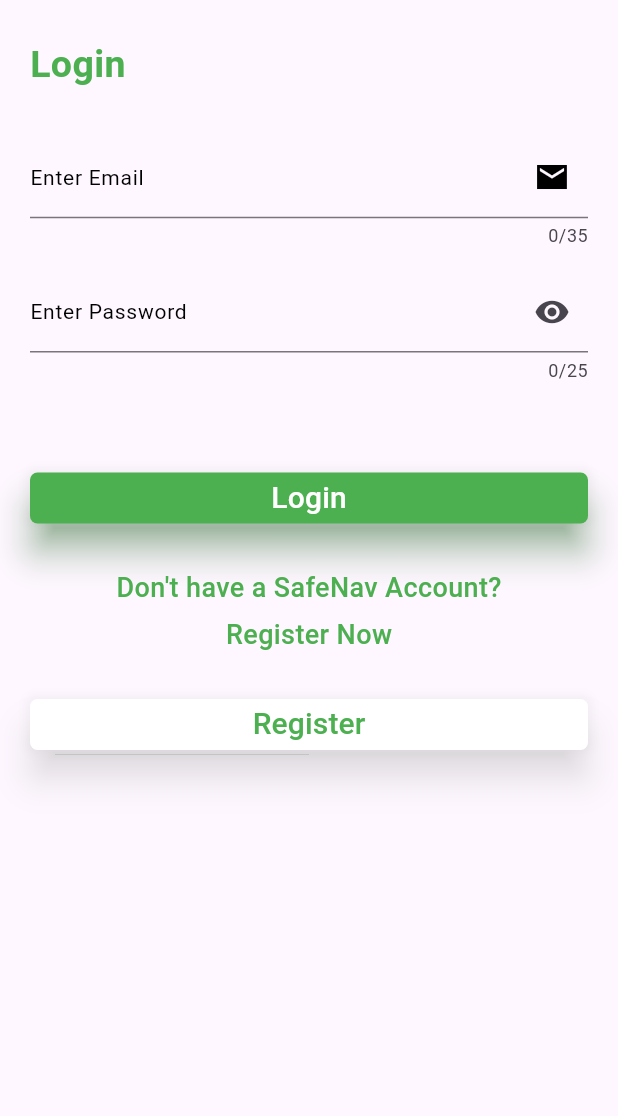
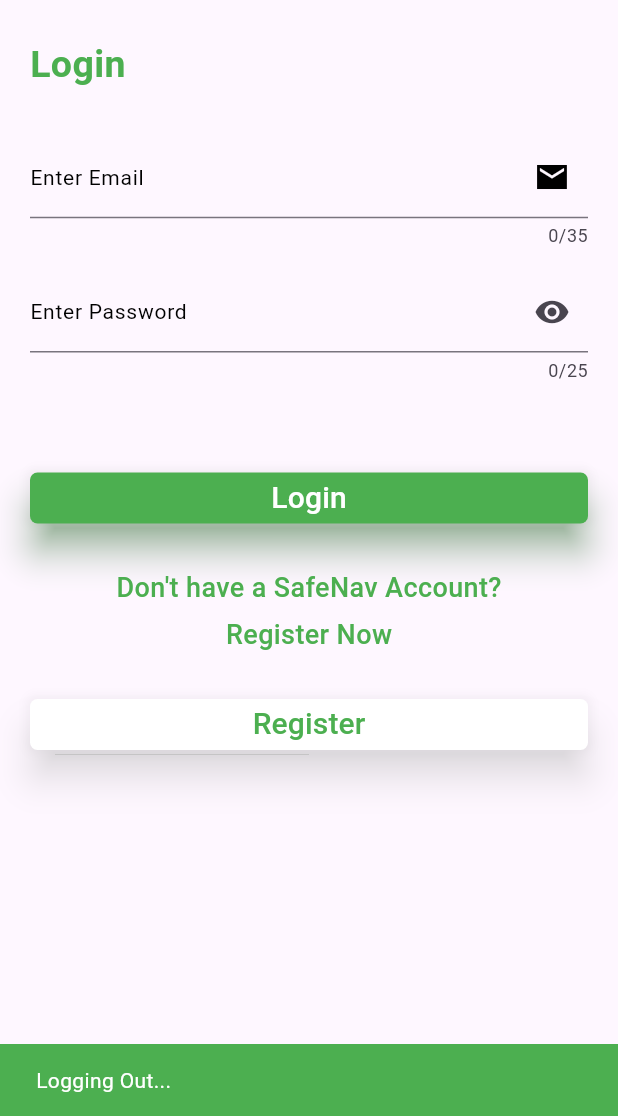
Before and after one commit to TaimoorTech/FYP-Project, a Flutter app: the HomeScreen screen opened directly, in the side drawer, after a tap on "Log Out", on a phone screen of 412 x 824 dp, the part 120-1236 px from its top. Run offline on Flutter 3.47's test engine with Material 3 defaults, Android fonts, the phone set to English and light mode, and no system bars; our stand-ins replace bloc, connectivity_plus, flutter_bloc, sqflite; missing offline and left inert: dart:ffi, email_auth, mailer, postgres; accounts and stored records are empty.

Commit message:
"Some new Text Constants added and minimal changes in Home Screen"

```diff
--- a/lib/pages/homeScreen.dart
+++ b/lib/pages/homeScreen.dart
@@ -75,7 +75,7 @@ class _HomeScreenState extends State<HomeScreen> {
                 backgroundColor: Colors.white,
                 title: Container(
                   margin: EdgeInsets.only(left: MediaQuery.of(context).size.width*0.15),
-                  child: Text("Home Screen", style: TextStyle(
+                  child: Text(Constants.homeScreenText, style: TextStyle(
                     color: Colors.black,
                     fontWeight: FontWeight.w900,
                   )),
--- a/lib/utils/constants.dart
+++ b/lib/utils/constants.dart
@@ -39,6 +39,7 @@ class Constants {
   static const String userSuccessfullyLoggingText = "User Successfully Logged In...";
   static const String userUnSuccessfullyLoggingText = "Login Failed. Wrong Email or Username...";
   static const String userLoginInText = "Logging In...";
+  static const String userLogOutText = "Logging Out...";
 
   //screenTexts
   static const String createAccountText= "Create Account";
@@ -47,10 +48,13 @@ class Constants {
   static const String doNotHaveAccountText = "Don't have a SafeNav Account?";
   static const String registerNowText = "Register Now";
   static const String loginText = "Login";
+  static const String homeScreenText = "Home Screen";
+  static const String homeDrawerOptionsText = "Options";
 
   //ButtonTexts
   static const String registerButtonText = "Register";
   static const String loginButtonText = "Login";
+  static const String logOutButtonText = "Log Out";
   static const String getVerificationCodeButtonText = "Get Verification Code";
   static const String confirmVerificationCodeButtonText = "Confirm Verification Code";
 
--- a/lib/widgets/drawerHomeScreen.dart
+++ b/lib/widgets/drawerHomeScreen.dart
@@ -2,6 +2,8 @@ import 'package:flutter/cupertino.dart';
 import 'package:flutter/material.dart';
 import 'package:fyp_project/dataSources/localDatabase/sqflite.dart';
 import 'package:fyp_project/utils/constants.dart';
+
+import '../utils/util.dart';
 
 class homeDrawer extends StatelessWidget {
   String loggedEmail;
@@ -42,14 +44,15 @@ class homeDrawer extends StatelessWidget {
             ),
             const Padding(
               padding: EdgeInsets.all(10.0),
-              child: Text("Options",
+              child: Text(Constants.homeDrawerOptionsText,
                   style: TextStyle( fontWeight: FontWeight.bold, fontSize: 20)),
             ),
             ListTile(
               leading: Icon(Icons.logout_sharp),
               title:
-              const Text("Log Out", style: TextStyle(fontSize: 15, color: Colors.black)),
+              const Text(Constants.logOutButtonText, style: TextStyle(fontSize: 15, color: Colors.black)),
               onTap: () async {
+                Util.submittedSnackBar(context, Constants.userLogOutText);
                 await SQLHelper.deleteItem(loggedEmail);
                 Navigator.pushNamed(context, Constants.loginScreenPath);
               },
```
